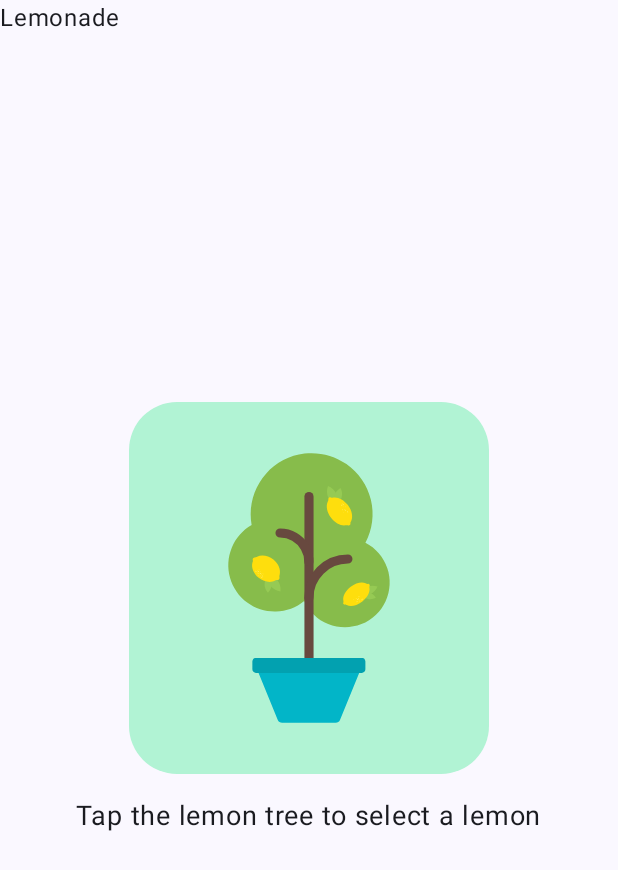
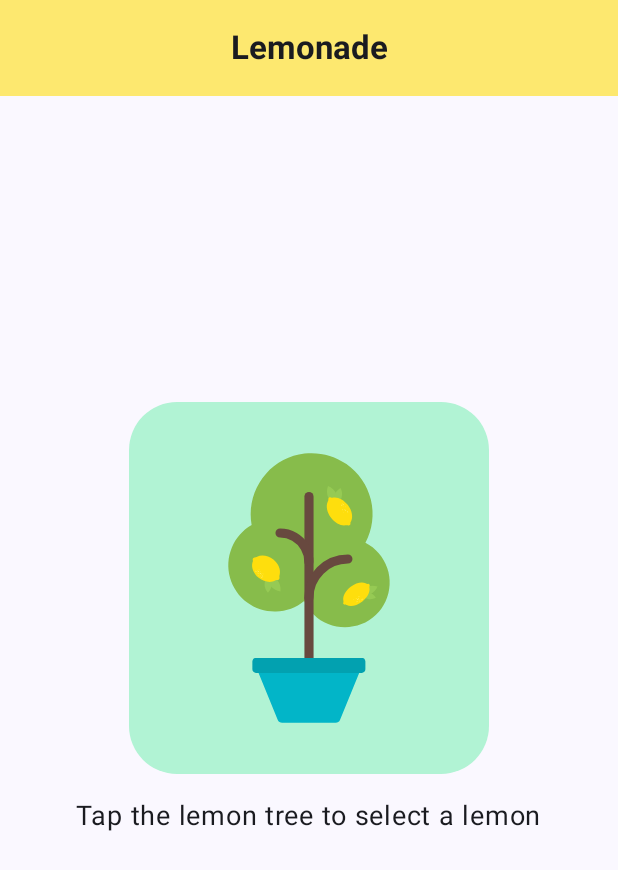
Before and after one commit to nnmoip/Lemonade, an Android app built with Jetpack Compose: the screen it shows after launch (MainActivity), on a phone screen of 412 x 824 dp. Shown: the top 870 px of the screen. Run offline under Robolectric (Android 15) with nearby library versions, the light colour scheme and no system bars.

Commit message:
Ajout de la barre du haut avec nom de l'app : Utilisation de Scaffold plutôt que la fonction LemonadeBanner

```diff
--- a/app/src/main/java/com/example/lemonade/MainActivity.kt
+++ b/app/src/main/java/com/example/lemonade/MainActivity.kt
@@ -1,21 +1,28 @@
 package com.example.lemonade
 
+import android.annotation.SuppressLint
 import android.os.Bundle
 import androidx.activity.ComponentActivity
 import androidx.activity.compose.setContent
 import androidx.compose.foundation.Image
+import androidx.compose.foundation.background
 import androidx.compose.foundation.layout.Column
 import androidx.compose.foundation.layout.Spacer
 import androidx.compose.foundation.layout.fillMaxSize
+import androidx.compose.foundation.layout.fillMaxWidth
 import androidx.compose.foundation.layout.height
 import androidx.compose.foundation.layout.padding
 import androidx.compose.foundation.layout.wrapContentSize
 import androidx.compose.foundation.shape.RoundedCornerShape
 import androidx.compose.material3.Button
 import androidx.compose.material3.ButtonDefaults
+import androidx.compose.material3.CenterAlignedTopAppBar
+import androidx.compose.material3.ExperimentalMaterial3Api
 import androidx.compose.material3.MaterialTheme
+import androidx.compose.material3.Scaffold
 import androidx.compose.material3.Surface
 import androidx.compose.material3.Text
+import androidx.compose.material3.TopAppBarDefaults.topAppBarColors
 import androidx.compose.runtime.Composable
 import androidx.compose.runtime.getValue
 import androidx.compose.runtime.mutableIntStateOf
@@ -27,6 +34,7 @@ import androidx.compose.ui.graphics.Color
 import androidx.compose.ui.graphics.painter.Painter
 import androidx.compose.ui.res.painterResource
 import androidx.compose.ui.res.stringResource
+import androidx.compose.ui.text.font.FontWeight
 import androidx.compose.ui.tooling.preview.Preview
 import androidx.compose.ui.unit.dp
 import androidx.compose.ui.unit.sp
@@ -43,29 +51,45 @@ class MainActivity : ComponentActivity() {
     }
 }
 
+@OptIn(ExperimentalMaterial3Api::class)
+@SuppressLint("UnusedMaterial3ScaffoldPaddingParameter")
 @Preview(showBackground = true, showSystemUi = true)
 @Composable
 fun LemonadeApp() {
-    Surface(
-        modifier = Modifier.fillMaxSize(),
-        color = MaterialTheme.colorScheme.background
-    ) {
-        LemonadeBanner()
-        LemonadeProducer(
-            modifier = Modifier
-                .wrapContentSize(Alignment.Center)
+     Scaffold (
+         topBar = {
+             CenterAlignedTopAppBar(
+                 colors = topAppBarColors(
+                    containerColor = Color(0xFFFDE86F),
+                 ),
+                 title = { Text(text = "Lemonade", fontWeight = FontWeight.Bold)}
              )
          }
+     ){ LemonadeProducer() }
 
 }
 
 @Composable
 fun LemonadeBanner(modifier: Modifier = Modifier) {
-    Text(text = "Lemonade")
+    Text(
+        text = "Lemonade",
+        fontWeight = FontWeight.Bold,
+        modifier = modifier
+            .height(60.dp)
+            .fillMaxWidth()
+            .background(color = Color.Yellow)
+
+    )
 }
 
 @Composable
 fun LemonadeProducer(modifier: Modifier = Modifier) {
+    Surface(
+        color = MaterialTheme.colorScheme.background,
+        modifier = Modifier
+            .fillMaxSize()
+            .wrapContentSize(Alignment.Center)
+    ) {
         var pageToLoad by remember { mutableIntStateOf(1) }
         var toPress by remember { mutableIntStateOf(4) }
         when (pageToLoad) {
@@ -79,16 +103,18 @@ fun LemonadeProducer(modifier: Modifier = Modifier) {
                     toPress = (2..4).random()
                 }
             )
+
             2 -> LemonadePage(
                 painterImage = painterResource(id = R.drawable.lemon_squeeze),
                 imageDesc = stringResource(R.string.lemon),
                 instructions = stringResource(R.string.instructions_2),
                 modifier = modifier,
                 imageOnClick = {
-                    if(toPress == 0) pageToLoad = 3
+                    if (toPress == 0) pageToLoad = 3
                     else toPress--
                 }
             )
+
             3 -> LemonadePage(
                 painterImage = painterResource(id = R.drawable.lemon_drink),
                 imageDesc = stringResource(R.string.lemonade_glass),
@@ -98,6 +124,7 @@ fun LemonadeProducer(modifier: Modifier = Modifier) {
                     pageToLoad = 4
                 }
             )
+
             else -> LemonadePage(
                 painterImage = painterResource(id = R.drawable.lemon_restart),
                 imageDesc = stringResource(R.string.empty_glass),
@@ -107,6 +134,7 @@ fun LemonadeProducer(modifier: Modifier = Modifier) {
                     pageToLoad = 1
                 }
             )
+        }
     }
 }
 
```
Lines whose indentation alone changed are shown as unchanged.
